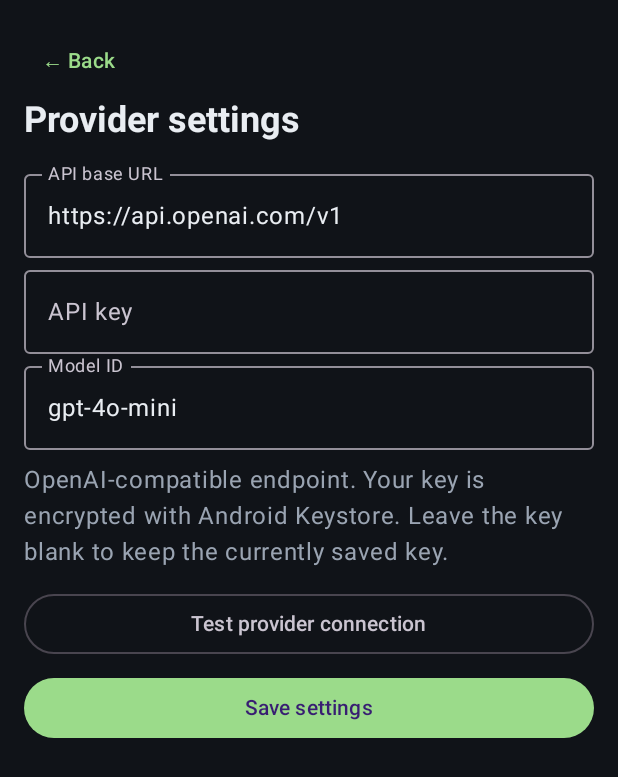
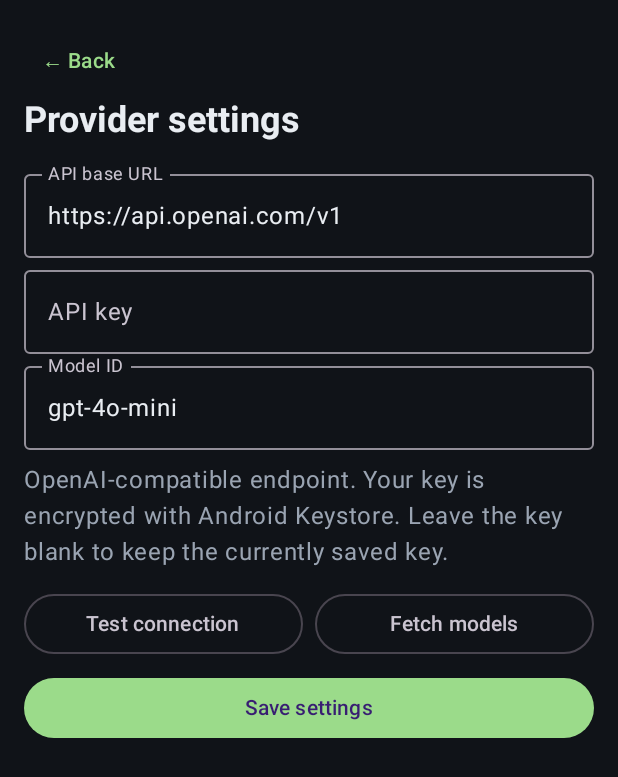
Before and after one commit to johnr1sh/AirFite, an Android app built with Jetpack Compose: the screen it shows after launch (MainActivity), after a tap on "Settings", on a phone screen of 412 x 824 dp. Shown: the top 777 px of the screen. Run offline under Robolectric (Android 15) with nearby library versions, the phone set to English and light mode, and no system bars.

Commit message:
Add model discovery and selection to provider settings

```diff
--- a/app/src/main/java/dev/johnrish/pocketengineer/MainActivity.kt
+++ b/app/src/main/java/dev/johnrish/pocketengineer/MainActivity.kt
@@ -200,12 +200,26 @@ fun SettingsScreen(vm: ChatViewModel, onBack: () -> Unit) {
         OutlinedTextField(vm.baseUrl, { vm.baseUrl = it }, label = { Text("API base URL") }, modifier = Modifier.fillMaxWidth())
         OutlinedTextField(vm.apiKey, { vm.apiKey = it }, label = { Text("API key") }, visualTransformation = PasswordVisualTransformation(), modifier = Modifier.fillMaxWidth())
         OutlinedTextField(vm.model, { vm.model = it }, label = { Text("Model ID") }, modifier = Modifier.fillMaxWidth())
+        if (vm.availableModels.isNotEmpty()) {
+            var modelMenuOpen by remember { mutableStateOf(false) }
+            Box(Modifier.fillMaxWidth()) {
+                OutlinedButton(onClick = { modelMenuOpen = true }, modifier = Modifier.fillMaxWidth()) { Text("Choose from ${vm.availableModels.size} discovered models") }
+                DropdownMenu(expanded = modelMenuOpen, onDismissRequest = { modelMenuOpen = false }, modifier = Modifier.heightIn(max = 320.dp)) {
+                    vm.availableModels.forEach { modelId ->
+                        DropdownMenuItem(text = { Text(modelId) }, onClick = { vm.model = modelId; modelMenuOpen = false })
+                    }
+                }
+            }
+        }
         Spacer(Modifier.height(8.dp))
         Text("OpenAI-compatible endpoint. Your key is encrypted with Android Keystore. Leave the key blank to keep the currently saved key.", color = muted)
         vm.settingsError?.let { Text(it, color = MaterialTheme.colorScheme.error) }
         vm.connectionStatus?.let { Text(it, color = if (it.startsWith("Connected")) accent else MaterialTheme.colorScheme.error, modifier = Modifier.padding(top = 8.dp)) }
         Spacer(Modifier.height(12.dp))
-        OutlinedButton(onClick = { vm.testConnection() }, enabled = !vm.testingConnection, modifier = Modifier.fillMaxWidth()) { Text(if (vm.testingConnection) "Testing connection…" else "Test provider connection") }
+        Row(Modifier.fillMaxWidth(), horizontalArrangement = Arrangement.spacedBy(8.dp)) {
+            OutlinedButton(onClick = { vm.testConnection() }, enabled = !vm.testingConnection, modifier = Modifier.weight(1f)) { Text(if (vm.testingConnection) "Testing…" else "Test connection") }
+            OutlinedButton(onClick = { vm.fetchModels() }, enabled = !vm.loadingModels, modifier = Modifier.weight(1f)) { Text(if (vm.loadingModels) "Loading…" else "Fetch models") }
+        }
         Spacer(Modifier.height(8.dp))
         Button(onClick = { if (vm.saveSettings()) onBack() }, modifier = Modifier.fillMaxWidth()) { Text("Save settings") }
     }
```
